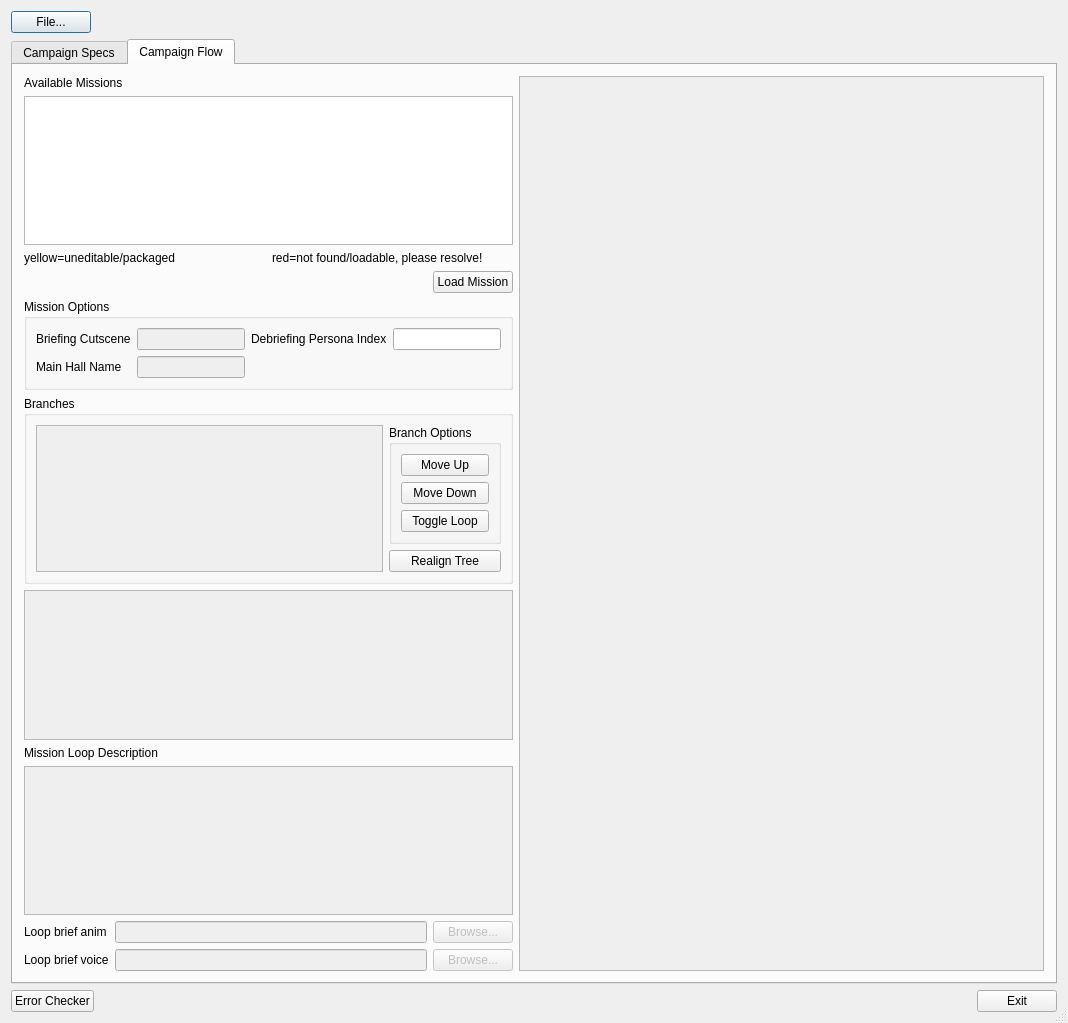
Qt form qtfred/ui/CampaignEditorDialog.ui (the-maddin/fs2open.github.com) before a commit.
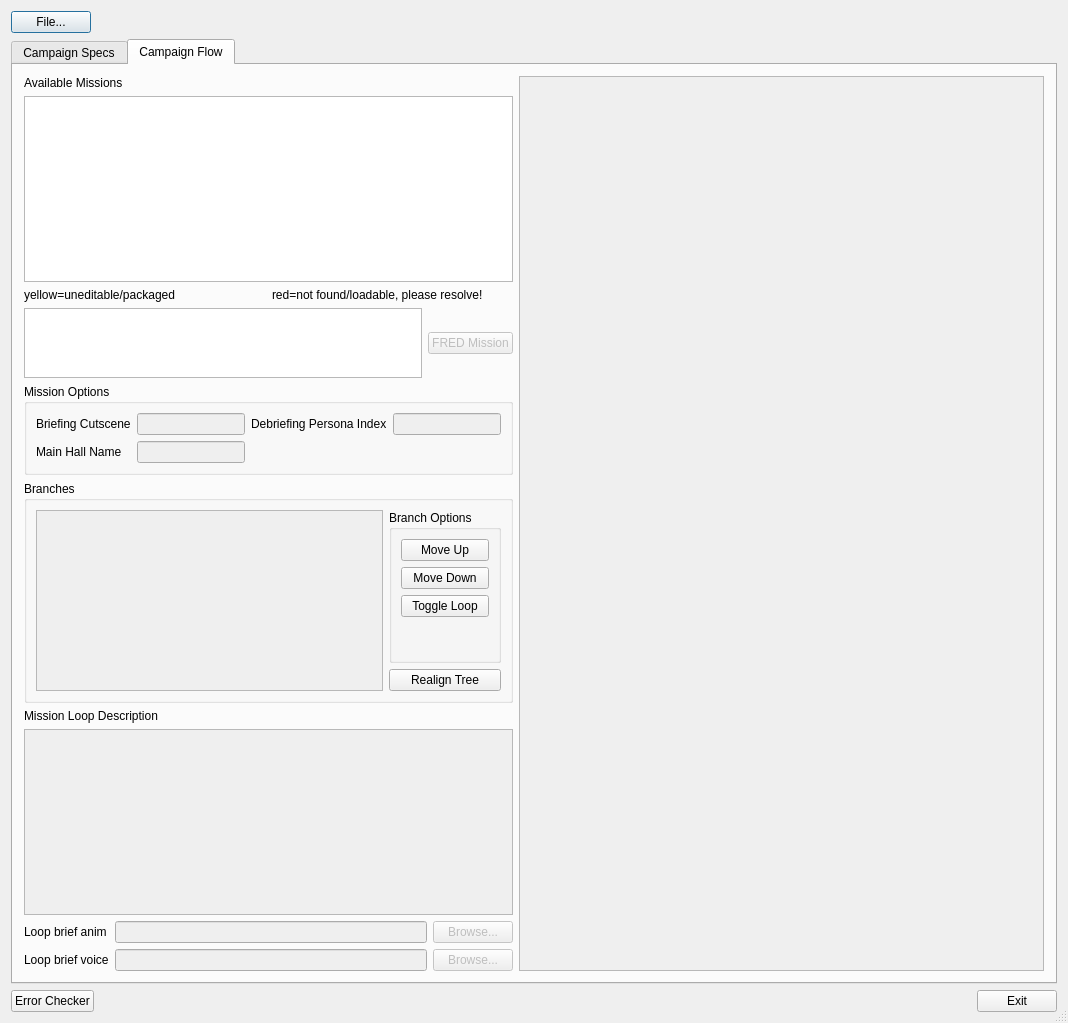
The same form after that commit. The open tabs and pages were chosen to show the change.

Commit message: Update widgets on mission selection change

Diff of the .ui file:
```diff
--- a/qtfred/ui/CampaignEditorDialog.ui
+++ b/qtfred/ui/CampaignEditorDialog.ui
@@ -187,7 +187,7 @@
         <number>11</number>
        </property>
        <item>
-        <layout class="QVBoxLayout" name="editorControls" stretch="0,0,0,0,0,0,0,0,0,0,1">
+        <layout class="QVBoxLayout" name="editorControls" stretch="0,0,0,0,0,0,0,0,0,1">
          <item>
           <widget class="QLabel" name="lblMissions">
            <property name="text">
@@ -198,7 +198,7 @@
          <item>
           <widget class="QListView" name="lstMissions">
            <property name="sizePolicy">
-            <sizepolicy hsizetype="MinimumExpanding" vsizetype="Preferred">
+            <sizepolicy hsizetype="MinimumExpanding" vsizetype="Maximum">
              <horstretch>0</horstretch>
              <verstretch>0</verstretch>
             </sizepolicy>
@@ -232,22 +232,25 @@
          <item>
           <layout class="QHBoxLayout" name="layoutLoadMission">
            <item>
-            <spacer name="horizontalSpacer_3">
-             <property name="orientation">
-              <enum>Qt::Horizontal</enum>
+            <widget class="QTextBrowser" name="txbMissionDescr">
+             <property name="enabled">
+              <bool>true</bool>
              </property>
-             <property name="sizeHint" stdset="0">
-              <size>
-               <width>40</width>
-               <height>20</height>
-              </size>
+             <property name="sizePolicy">
+              <sizepolicy hsizetype="Expanding" vsizetype="Preferred">
+               <horstretch>0</horstretch>
+               <verstretch>0</verstretch>
+              </sizepolicy>
              </property>
-            </spacer>
+            </widget>
            </item>
            <item>
-            <widget class="QPushButton" name="btnLoadMission">
+            <widget class="QPushButton" name="btnFredMission">
+             <property name="enabled">
+              <bool>false</bool>
+             </property>
              <property name="text">
-              <string>Load Mission</string>
+              <string>FRED Mission</string>
              </property>
             </widget>
            </item>
@@ -275,6 +278,9 @@
             </item>
             <item row="0" column="3">
              <widget class="QLineEdit" name="txtDebriefingPersona">
+              <property name="enabled">
+               <bool>false</bool>
+              </property>
               <property name="sizePolicy">
                <sizepolicy hsizetype="Fixed" vsizetype="Fixed">
                 <horstretch>0</horstretch>
@@ -393,19 +399,6 @@
            </layout>
           </widget>
          </item>
-         <item>
-          <widget class="QTextBrowser" name="txbMissionDescr">
-           <property name="enabled">
-            <bool>false</bool>
-           </property>
-           <property name="sizePolicy">
-            <sizepolicy hsizetype="Expanding" vsizetype="Preferred">
-             <horstretch>0</horstretch>
-             <verstretch>0</verstretch>
-            </sizepolicy>
-           </property>
-          </widget>
-         </item>
          <item>
           <widget class="QLabel" name="lblLoopDescr">
            <property name="text">
```
Left out of the diff: 1 changed line with no effect on the pictures. The commit also changes 4 other files.
